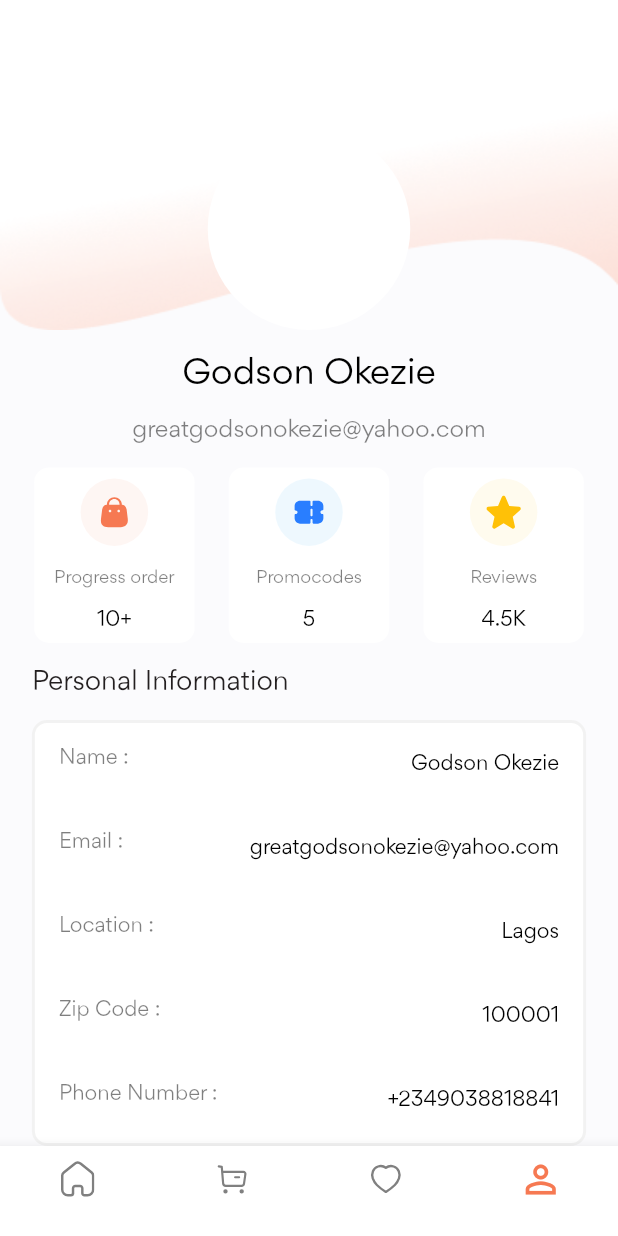
After one commit to GreatGodson/ice_app, a Flutter app: the BottomNavBarWidget screen opened directly, item 4 of the bottom bar chosen, on a phone screen of 412 x 824 dp. The commit adds this screen. Run offline on Flutter 3.47's test engine with Material 2 defaults, Android fonts, the phone set to English and light mode, and no system bars; our stand-ins replace flutter_riverpod, flutter_svg.

Commit message:
UI: add profile screen

```diff
--- /dev/null
+++ b/lib/app/modules/profile/views/screens/profile_screen.dart
@@ -0,0 +1,193 @@
+import 'package:flutter/material.dart';
+import 'package:flutter_svg/flutter_svg.dart';
+import 'package:iec_app/app/shared/utils/theme/app_color.dart';
+import 'package:iec_app/app/shared/views/widgets/custom_text_widget.dart';
+
+class ProfileScreen extends StatefulWidget {
+  const ProfileScreen({Key? key}) : super(key: key);
+
+  @override
+  State<ProfileScreen> createState() => _ProfileScreenState();
+}
+
+class _ProfileScreenState extends State<ProfileScreen> {
+  @override
+  Widget build(BuildContext context) {
+    Size size = MediaQuery.of(context).size;
+    return Scaffold(
+      backgroundColor: AppColor.scaffoldBackgroundColor,
+      body: Column(
+        mainAxisAlignment: MainAxisAlignment.spaceBetween,
+        children: [
+          Stack(
+            alignment: Alignment.bottomCenter,
+            children: [
+              Container(
+                height: 220,
+                decoration: const BoxDecoration(
+                  image: DecorationImage(
+                    image: AssetImage('assets/images/background.png'),
+                    fit: BoxFit.fill,
+                  ),
+                ),
+              ),
+              const CircleAvatar(
+                radius: 67.5,
+                backgroundColor: AppColor.whiteColor,
+              )
+            ],
+          ),
+          const TextWidget(
+              fontWeight: FontWeight.w500,
+              color: AppColor.blackColor,
+              fontSize: 24,
+              text: 'Godson Okezie'),
+          const TextWidget(
+              fontWeight: FontWeight.w400,
+              color: AppColor.brightTextColor,
+              fontSize: 16,
+              text: 'greatgodsonokezie@yahoo.com'),
+          Row(
+            mainAxisAlignment: MainAxisAlignment.spaceEvenly,
+            children: const [
+              ProfileCard(
+                  title: 'Progress order',
+                  imageName: 'profileBag',
+                  iconColor: AppColor.brightPinkColor,
+                  score: '10+'),
+              ProfileCard(
+                  title: 'Promocodes',
+                  imageName: 'profilePromo',
+                  iconColor: AppColor.brightBlueTheme,
+                  score: '5'),
+              ProfileCard(
+                  title: 'Reviews',
+                  imageName: 'star',
+                  iconColor: AppColor.brightYellowTheme,
+                  score: '4.5K'),
+            ],
+          ),
+          Padding(
+            padding: const EdgeInsets.only(left: 21.26),
+            child: Row(
+              mainAxisAlignment: MainAxisAlignment.start,
+              children: const [
+                TextWidget(
+                    fontWeight: FontWeight.w500,
+                    color: AppColor.mainBlackColor,
+                    fontSize: 18,
+                    text: 'Personal Information'),
+              ],
+            ),
+          ),
+          Padding(
+            padding: const EdgeInsets.only(left: 21.26, right: 21.26),
+            child: Container(
+              width: double.infinity,
+              decoration: BoxDecoration(
+                  borderRadius: BorderRadius.circular(10),
+                  border: Border.all(
+                      color: AppColor.categoryCardBorderColor, width: 2),
+                  color: AppColor.whiteColor),
+              child: Column(
+                children: const [
+                  ProfileDetailListTile(
+                    title: 'Name :',
+                    value: 'Godson Okezie',
+                  ),
+                  ProfileDetailListTile(
+                    title: 'Email :',
+                    value: 'greatgodsonokezie@yahoo.com',
+                  ),
+                  ProfileDetailListTile(
+                    title: 'Location :',
+                    value: 'Lagos',
+                  ),
+                  ProfileDetailListTile(
+                    title: 'Zip Code :',
+                    value: '100001',
+                  ),
+                  ProfileDetailListTile(
+                    title: 'Phone Number :',
+                    value: '+2349038818841',
+                  ),
+                ],
+              ),
+            ),
+          )
+        ],
+      ),
+    );
+  }
+}
+
+class ProfileDetailListTile extends StatelessWidget {
+  const ProfileDetailListTile(
+      {Key? key, required this.title, required this.value})
+      : super(key: key);
+
+  final String title;
+
+  final String value;
+
+  @override
+  Widget build(BuildContext context) {
+    return ListTile(
+      leading: TextWidget(
+          fontWeight: FontWeight.w400,
+          color: AppColor.brightTextColor,
+          fontSize: 14,
+          text: title),
+      trailing: TextWidget(
+          fontWeight: FontWeight.w500,
+          color: AppColor.blackColor,
+          fontSize: 14,
+          text: value),
+    );
+  }
+}
+
+class ProfileCard extends StatelessWidget {
+  const ProfileCard(
+      {Key? key,
+      required this.title,
+      required this.imageName,
+      required this.iconColor,
+      required this.score})
+      : super(key: key);
+
+  final String imageName;
+  final String score;
+  final String title;
+  final Color iconColor;
+
+  @override
+  Widget build(BuildContext context) {
+    return Container(
+      height: 117,
+      width: 107,
+      decoration: BoxDecoration(
+          borderRadius: BorderRadius.circular(10), color: AppColor.whiteColor),
+      child: Column(
+        mainAxisAlignment: MainAxisAlignment.spaceAround,
+        children: [
+          CircleAvatar(
+            radius: 22.5,
+            backgroundColor: iconColor,
+            child: SvgPicture.asset('assets/svgs/$imageName.svg'),
+          ),
+          TextWidget(
+              fontWeight: FontWeight.w500,
+              color: AppColor.brightTextColor,
+              fontSize: 12,
+              text: title),
+          TextWidget(
+              fontWeight: FontWeight.w500,
+              color: AppColor.blackColor,
+              fontSize: 14,
+              text: score),
+        ],
+      ),
+    );
+  }
+}
--- a/lib/app/modules/wrapper/views/bottom_nav_bar.dart
+++ b/lib/app/modules/wrapper/views/bottom_nav_bar.dart
@@ -3,9 +3,8 @@ import 'package:flutter_riverpod/flutter_riverpod.dart';
 import 'package:flutter_svg/flutter_svg.dart';
 import 'package:iec_app/app/modules/cart/views/screens/cart_screen.dart';
 import 'package:iec_app/app/modules/home/views/screens/home_screen.dart';
+import 'package:iec_app/app/modules/profile/views/screens/profile_screen.dart';
 import 'package:iec_app/app/shared/utils/theme/app_color.dart';
-
-final currentIndexProvider = StateProvider((ref) => 0);
 
 class BottomNavBarWidget extends ConsumerStatefulWidget {
   const BottomNavBarWidget({Key? key}) : super(key: key);
@@ -19,11 +18,14 @@ class _BottomNavBarWidgetState extends ConsumerState<BottomNavBarWidget> {
     const HomeScreen(),
     const CartScreen(),
     const HomeScreen(),
-    const HomeScreen(),
+    const ProfileScreen()
   ];
+  int currentIndex = 0;
+  bool isVisible = true;
   @override
   Widget build(BuildContext context) {
-    final currentIndex = ref.watch(currentIndexProvider);
+    // final currentIndex = ref.watch(currentIndexProvider);
+
     return WillPopScope(
       onWillPop: () async => false,
       child: Scaffold(
@@ -39,7 +41,9 @@ class _BottomNavBarWidgetState extends ConsumerState<BottomNavBarWidget> {
               iconSize: 30.0,
               currentIndex: currentIndex,
               onTap: (index) {
-            ref.read(currentIndexProvider.state).state = index;
+                setState(() {
+                  currentIndex = index;
+                });
               },
               items: [
                 BottomNavigationBarItem(
@@ -94,9 +98,7 @@ class _BottomNavBarWidgetState extends ConsumerState<BottomNavBarWidget> {
                   ),
                   label: '',
                 ),
-          ],
-        ),
-      ),
+              ])),
     );
   }
 }
--- a/lib/app/shared/utils/theme/app_color.dart
+++ b/lib/app/shared/utils/theme/app_color.dart
@@ -17,4 +17,11 @@ class AppColor {
 
   static const Color cartIconColor = Color.fromRGBO(246, 121, 82, 0.15);
   static const Color subTotalColor = Color(0XFF222030);
+
+  static const brightPinkColor = Color.fromRGBO(246, 121, 82, 0.07);
+
+  static const brightBlueTheme = Color.fromRGBO(14, 162, 246, 0.07);
+
+  static const brightYellowTheme = Color.fromRGBO(255, 193, 7, 0.07);
+  static const mainBlackColor = Color(0XFF231F20);
 }
```
Also changed, not shown: assets/images/background.png (added), assets/svgs/profileBackground.svg (deleted), assets/svgs/profileBag.svg (added), assets/svgs/profilePromo.svg (added), assets/svgs/star.svg (added). Lines whose indentation alone changed are shown as unchanged.
